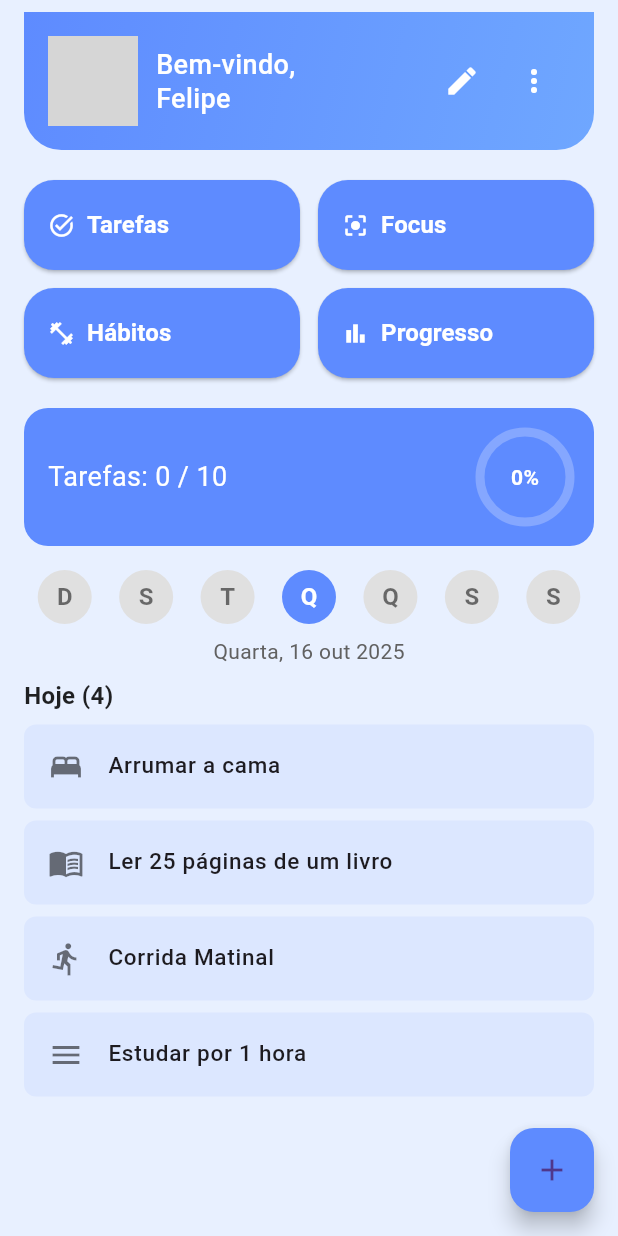
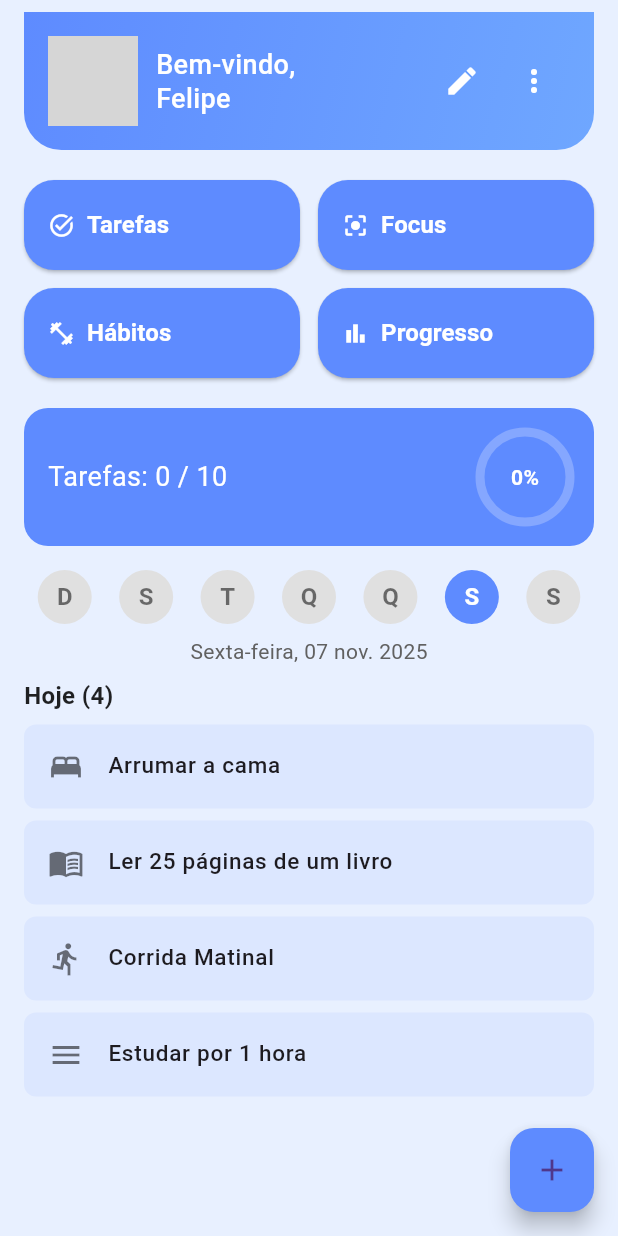
Before and after one commit to Felipinho1806/Trabalho-Mobile, a Flutter app: the HomePage screen opened directly, on a phone screen of 412 x 824 dp. Run offline on Flutter 3.47's test engine with Material 3 defaults, Android fonts, the phone set to English and light mode, and no system bars; our stand-ins replace animate_do, google_fonts, percent_indicator, smooth_page_indicator; grey boxes are pictures that could not be loaded.

Commit message:
Atualização para deixar as datas dinâmicas

```diff
--- a/lib/modules/onboarding/view/home/widgets/calendario_dias.dart
+++ b/lib/modules/onboarding/view/home/widgets/calendario_dias.dart
@@ -1,12 +1,24 @@
 import 'package:flutter/material.dart';
+import 'package:intl/intl.dart';
 
 class WeekSelector extends StatelessWidget {
   const WeekSelector({super.key});
 
   @override
   Widget build(BuildContext context) {
+    final now = DateTime.now();
+
+    final int dartWeekday = now.weekday;
+
+    final todayIndex = dartWeekday % 7;
+
     final days = ["D", "S", "T", "Q", "Q", "S", "S"];
-    final todayIndex = 3; // "Q"
+
+    final dateFormatter = DateFormat("EEEE, dd MMM yyyy", "pt_BR");
+    final formattedDate = dateFormatter.format(now);
+
+    final capitalizedFormattedDate =
+        formattedDate[0].toUpperCase() + formattedDate.substring(1);
 
     return Column(
       children: [
@@ -30,7 +42,7 @@ class WeekSelector extends StatelessWidget {
         ),
         const SizedBox(height: 8),
         Text(
-          "Quarta, 16 out 2025",
+          capitalizedFormattedDate,
           style: TextStyle(color: Colors.grey[700]),
         ),
       ],
```
